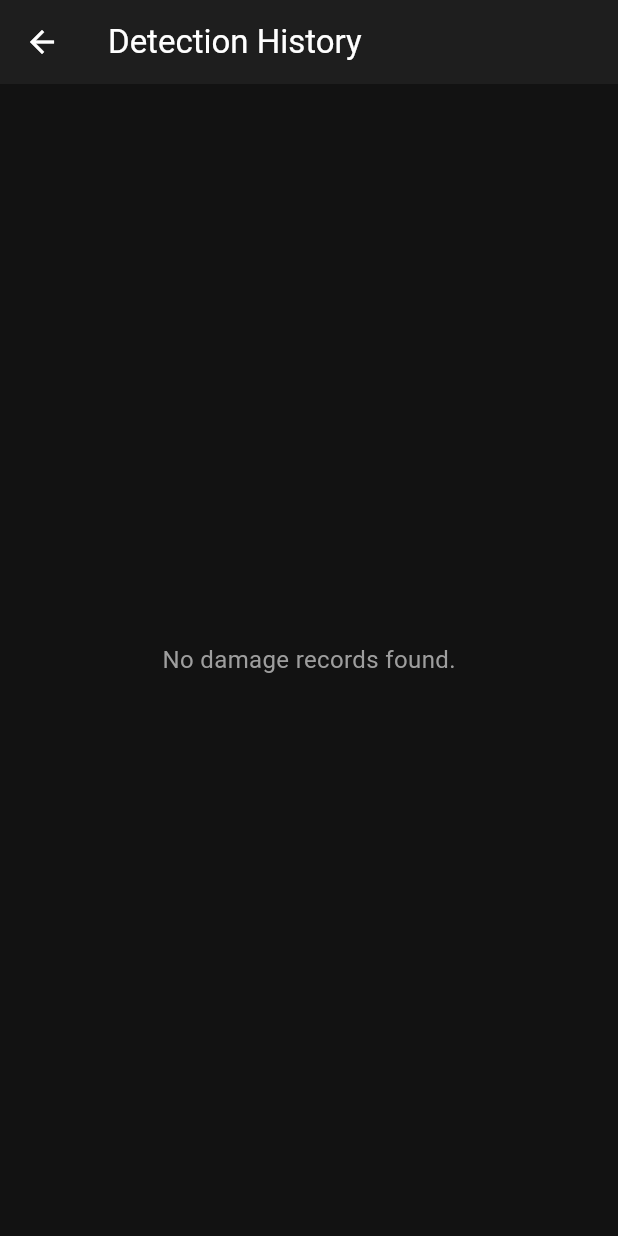
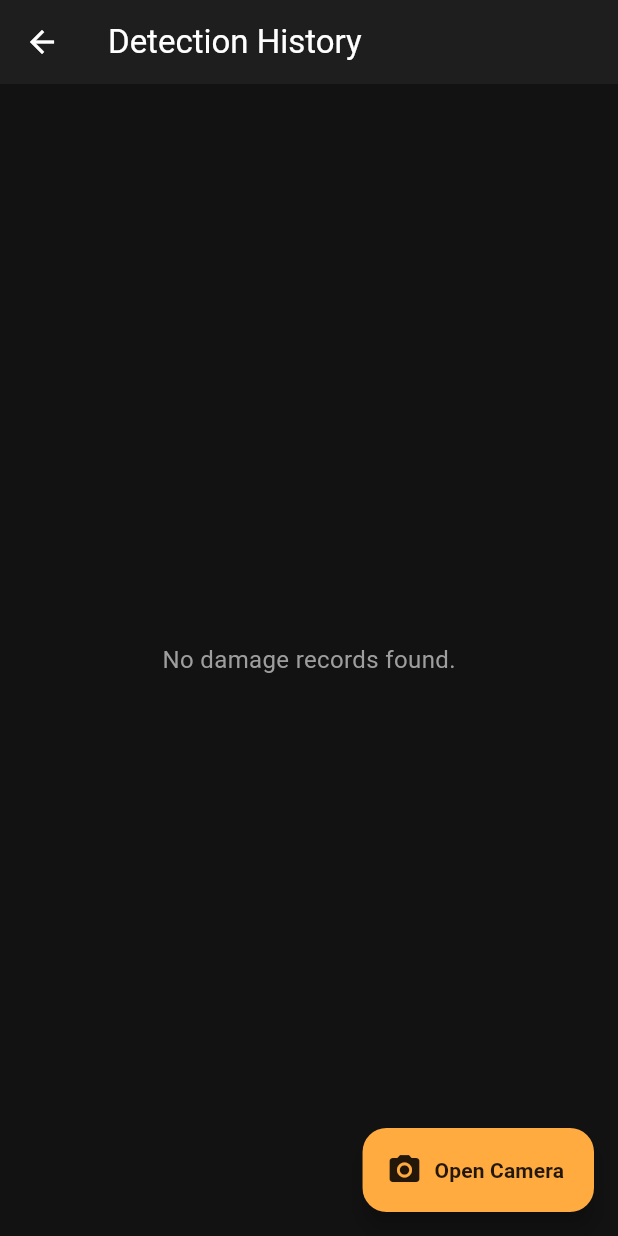
Before and after one commit to iremclk812/damaged-road-detection, a Flutter app: the OpenCam screen opened by its route, after a tap on "View Records", on a phone screen of 412 x 824 dp. Run offline on Flutter 3.47's test engine with Material 3 defaults, Android fonts, the phone set to English and light mode, and no system bars; our stand-ins replace camera, geolocator, latlong2, sensors_plus, sqflite; missing offline and left inert: onnxruntime; accounts and stored records are empty; statements that could not run were skipped.

Commit message:
Add image capture and deletion functionality in history screen; update database schema for image paths

```diff
--- a/routin_app/lib/history_screen.dart
+++ b/routin_app/lib/history_screen.dart
@@ -145,6 +145,15 @@ class _HistoryScreenState extends State<HistoryScreen> {
         ],
       ),
       backgroundColor: const Color(0xFF121212),
+      floatingActionButton: FloatingActionButton.extended(
+        backgroundColor: Colors.orangeAccent,
+        foregroundColor: Colors.black87,
+        onPressed: () {
+          Navigator.pushReplacementNamed(context, '/open_camera');
+        },
+        icon: const Icon(Icons.camera_alt),
+        label: const Text("Open Camera", style: TextStyle(fontWeight: FontWeight.bold)),
+      ),
       body: _isLoading
           ? const Center(child: CircularProgressIndicator(color: Colors.orangeAccent))
           : _detections.isEmpty
--- a/routin_app/lib/open_cam_onnx.dart
+++ b/routin_app/lib/open_cam_onnx.dart
@@ -272,9 +272,7 @@ class OpenCamState extends State<OpenCam> {
 
     // Stream başlat
     cameraController!.startImageStream((image) {
-      int currentTime = DateTime.now().millisecondsSinceEpoch;
-      // Her 5 saniyede bir frame al
-      if (!isWorking && (currentTime - lastProcessingTime >= 5000)) {
+      if (!isWorking) {
         imgCamera = image;
         runModelOnStreamFrame();
       }
@@ -298,6 +296,7 @@ class OpenCamState extends State<OpenCam> {
 
       // SessionOptions oluştur
       final sessionOptions = OrtSessionOptions();
+      sessionOptions.setIntraOpNumThreads(4); // 4 Çekirdek kullanarak işleme hızını (FPS) artır
 
       // Session oluştur
       session = OrtSession.fromBuffer(bytes, sessionOptions);
@@ -317,10 +316,10 @@ class OpenCamState extends State<OpenCam> {
   Future<void> runModelOnStreamFrame() async {
     if (imgCamera == null || session == null) return;
 
-    // FPS Dengeleyici (Buffer/Throttle): Yeni bir kareyi girmeden nce araya bekleme payı koy(Maks saniyede ~2-3 kare işler)
+    // FPS Dengeleyici (Buffer/Throttle): Yeni bir kareyi girmeden nce araya bekleme payı koy(Maks saniyede ~3-4 kare işler)
     int currentTime = DateTime.now().millisecondsSinceEpoch;
-    if (currentTime - lastProcessingTime < 500) {
-        return; // 500 ms (yarım saniye) gemeden yeni frame işleme
+    if (currentTime - lastProcessingTime < 250) {
+        return; // 250 ms (~4 FPS) bekleme süresi, çukuru kaçırmamak için çok daha hızlı
     }
 
     if (isWorking) return; // Zaten bir kare işleniyorsa atla
@@ -625,21 +624,15 @@ class OpenCamState extends State<OpenCam> {
     return Scaffold(
       backgroundColor: Colors.black,
       body: cameraController == null || !cameraController!.value.isInitialized
-          ? Center(
+          ? const Center(
               child: Column(
                 mainAxisAlignment: MainAxisAlignment.center,
                 children: [
-                  const Icon(
-                    Icons.photo_camera_front,
-                    color: Colors.blueAccent,
-                    size: 60,
-                  ),
-                  const SizedBox(height: 20),
-                  ElevatedButton(
-                    onPressed: () {
-                      initCamera();
-                    },
-                    child: const Text('Open Camera'),
+                  CircularProgressIndicator(color: Colors.orangeAccent),
+                  SizedBox(height: 20),
+                  Text(
+                    "Starting Camera & AI Model...",
+                    style: TextStyle(color: Colors.white, fontSize: 16),
                   ),
                 ],
               ),
@@ -764,8 +757,7 @@ class OpenCamState extends State<OpenCam> {
                           setState(() {});
 
                           cameraController!.startImageStream((image) {
-                            int currentTime = DateTime.now().millisecondsSinceEpoch;
-                            if (!isWorking && (currentTime - lastProcessingTime >= 5000)) {
+                            if (!isWorking) {
                               imgCamera = image;
                               runModelOnStreamFrame();
                             }
```
Also changed, not shown: routin_app/lib/startpaage.dart (+0 -9 lines).
